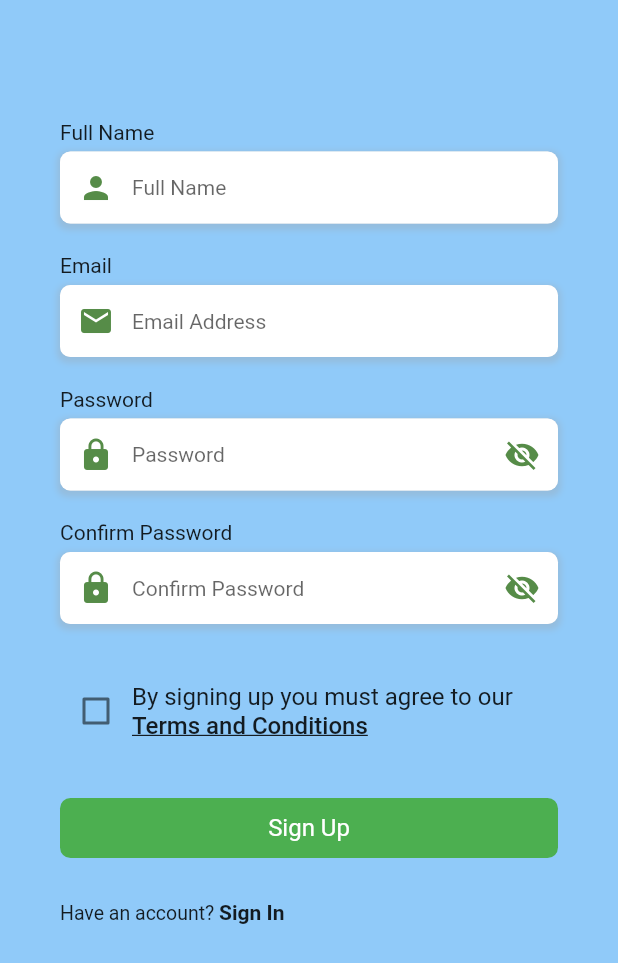
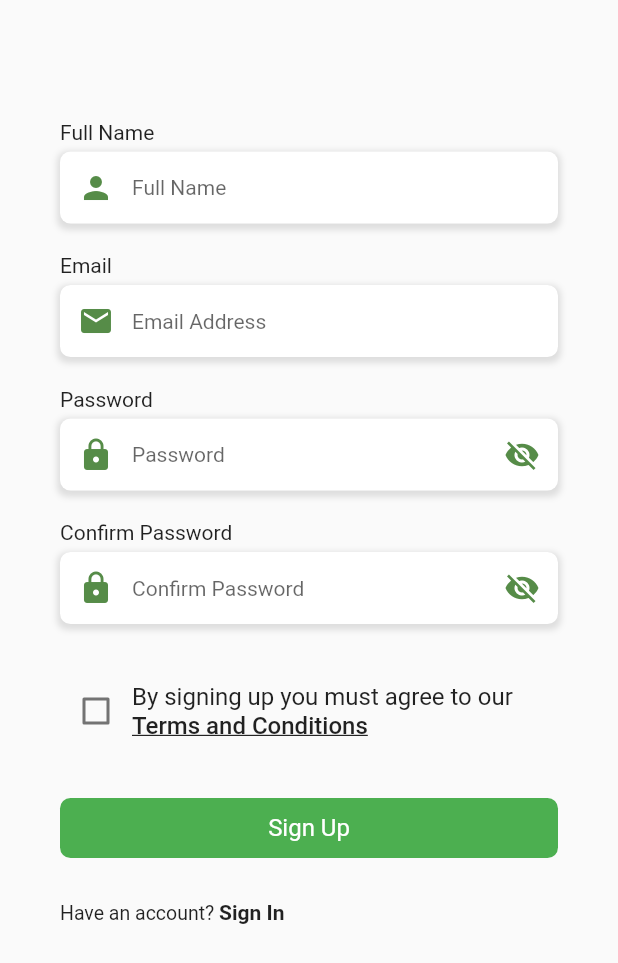
Before and after one commit to ImadRashid/kanban, a Flutter app: the SignUpScreen screen opened directly, on a phone screen of 412 x 824 dp. Shown: the top 963 px of the screen. Run offline on Flutter 3.47's test engine with Material 2 defaults, Android fonts, the phone set to English and light mode, and no system bars; drawn by our look-alikes of modal_progress_hud_nsn; our stand-ins replace cloud_firestore, connectivity_plus, firebase_auth, firebase_core, get, get_it and 1 more; missing offline and left inert: appflowy_board; accounts and stored records are empty; statements that could not run were skipped.

```diff
--- a/lib/screens/auth/register.dart
+++ b/lib/screens/auth/register.dart
@@ -25,9 +25,8 @@ class SignUpScreen extends StatelessWidget {
       child: Consumer<AuthProvider>(
         builder: (context, model, child) {
           return Scaffold(
-            backgroundColor: Theme.of(context).backgroundColor,
             body: ModalProgressHUD(
-              progressIndicator: CircularProgressIndicator(
+              progressIndicator: const CircularProgressIndicator(
                 color: Color(0xFF568C48),
               ),
               inAsyncCall: model.state == ViewState.busy,
```
